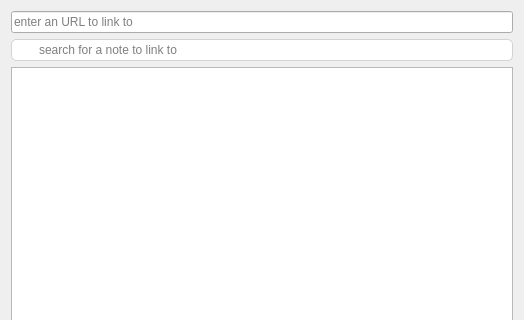
Qt form src/linkdialog.ui (pbek/QOwnNotes) before a commit; both pictures show x 0 to 524 and y 0 to 320 of the 524 by 531 pixel window.
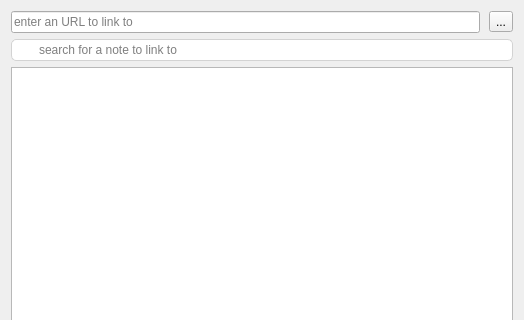
The same form after that commit. Icons and pictures are not drawn.

Commit message: you can now select a local file to link to in the link dialog

What changed in the file:
```diff
--- a/src/linkdialog.ui
+++ b/src/linkdialog.ui
@@ -17,6 +17,24 @@
    <item row="0" column="0">
     <layout class="QVBoxLayout" name="verticalLayout">
      <item>
+      <widget class="QFrame" name="horizontalFrame">
+       <layout class="QHBoxLayout" name="horizontalLayout">
+        <property name="spacing">
+         <number>9</number>
+        </property>
+        <property name="leftMargin">
+         <number>0</number>
+        </property>
+        <property name="topMargin">
+         <number>0</number>
+        </property>
+        <property name="rightMargin">
+         <number>0</number>
+        </property>
+        <property name="bottomMargin">
+         <number>0</number>
+        </property>
+        <item>
       <widget class="QLineEdit" name="urlEdit">
        <property name="statusTip">
         <string>enter URL</string>
@@ -33,6 +51,19 @@
       </widget>
      </item>
      <item>
+         <widget class="QToolButton" name="fileUrlButton">
+          <property name="toolTip">
+           <string>&lt;html&gt;&lt;head/&gt;&lt;body&gt;&lt;p&gt;select local file to link to&lt;/p&gt;&lt;/body&gt;&lt;/html&gt;</string>
+          </property>
+          <property name="text">
+           <string>...</string>
+          </property>
+         </widget>
+        </item>
+       </layout>
+      </widget>
+     </item>
+     <item>
       <widget class="QLineEdit" name="searchLineEdit">
        <property name="toolTip">
         <string>&lt;html&gt;&lt;head/&gt;&lt;body&gt;&lt;p&gt;search for notes or create new notes by entering text and pressing return&lt;/p&gt;&lt;/body&gt;&lt;/html&gt;</string>
```
Left out of the diff: 8 changed lines with no effect on the pictures. Lines whose indentation alone changed are shown as unchanged. The commit also changes 3 other files.
